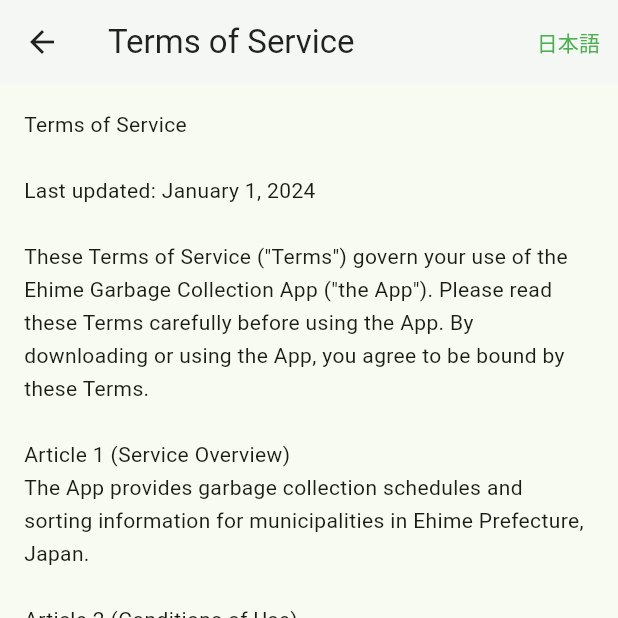
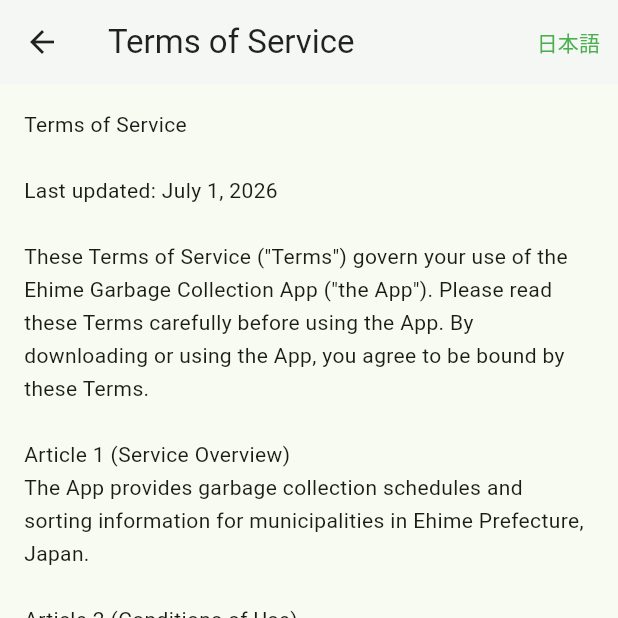
Before and after one commit to nlp-pbl-2026/garbage-app, a Flutter app: the TermsOfServiceScreen screen opened directly, after a tap on "English", on a phone screen of 412 x 824 dp, the top half of it. Run offline on Flutter 3.47's test engine with Material 3 defaults, Android fonts, the phone set to English and light mode, and no system bars; our stand-ins replace camera, csv, flutter_local_notifications, flutter_riverpod, geocoding, geolocator and 6 more; accounts and stored records are empty.

Commit message:
fix: 地区削除ボタン追加、利用規約日付更新、チャットバナー×削除

```diff
--- a/frontend/lib/screens/terms_of_service_screen.dart
+++ b/frontend/lib/screens/terms_of_service_screen.dart
@@ -105,7 +105,7 @@
   static const String _termsJa = '''
 利用規約
 
-最終更新日: 2024年1月1日
+最終更新日: 2026年7月1日
 
 本利用規約（以下「本規約」）は、愛媛ゴミ出しアプリ（以下「本アプリ」）の利用条件を定めるものです。本アプリをご利用いただく前に、本規約をよくお読みください。本アプリをダウンロードまたは使用することにより、本規約に同意したものとみなされます。
 
@@ -153,7 +153,7 @@
   static const String _termsEn = '''
 Terms of Service
 
-Last updated: January 1, 2024
+Last updated: July 1, 2026
 
 These Terms of Service ("Terms") govern your use of the Ehime Garbage Collection App ("the App"). Please read these Terms carefully before using the App. By downloading or using the App, you agree to be bound by these Terms.
 
```
Also changed, not shown: frontend/lib/screens/settings_screen.dart (+22 -4 lines).
